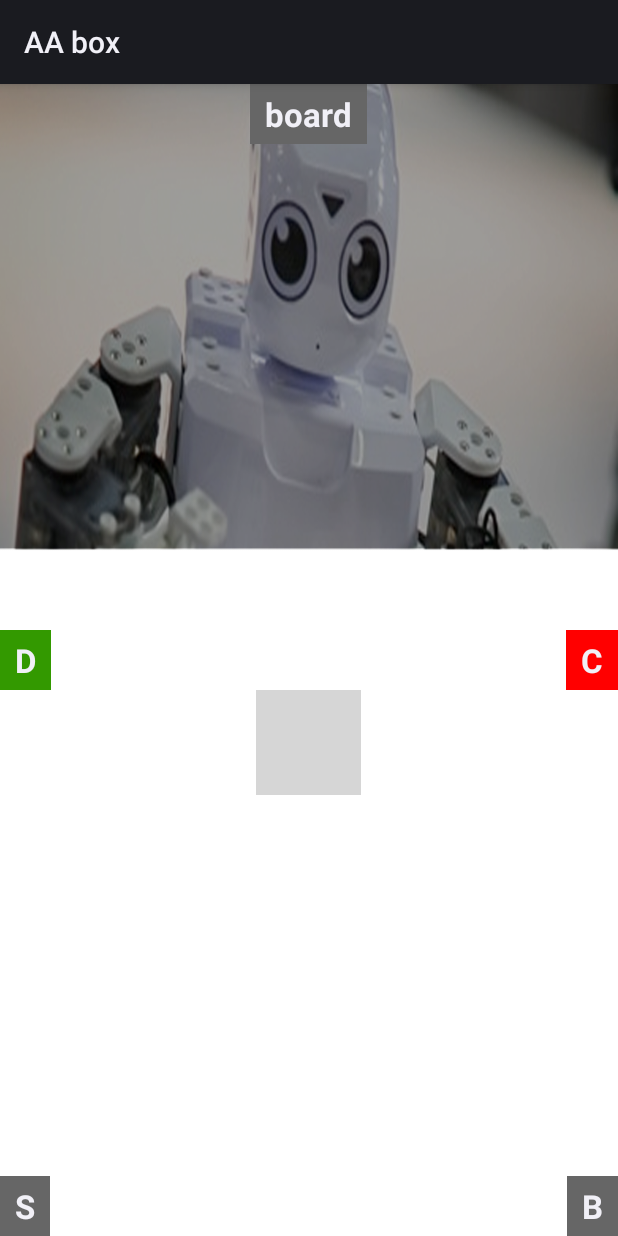
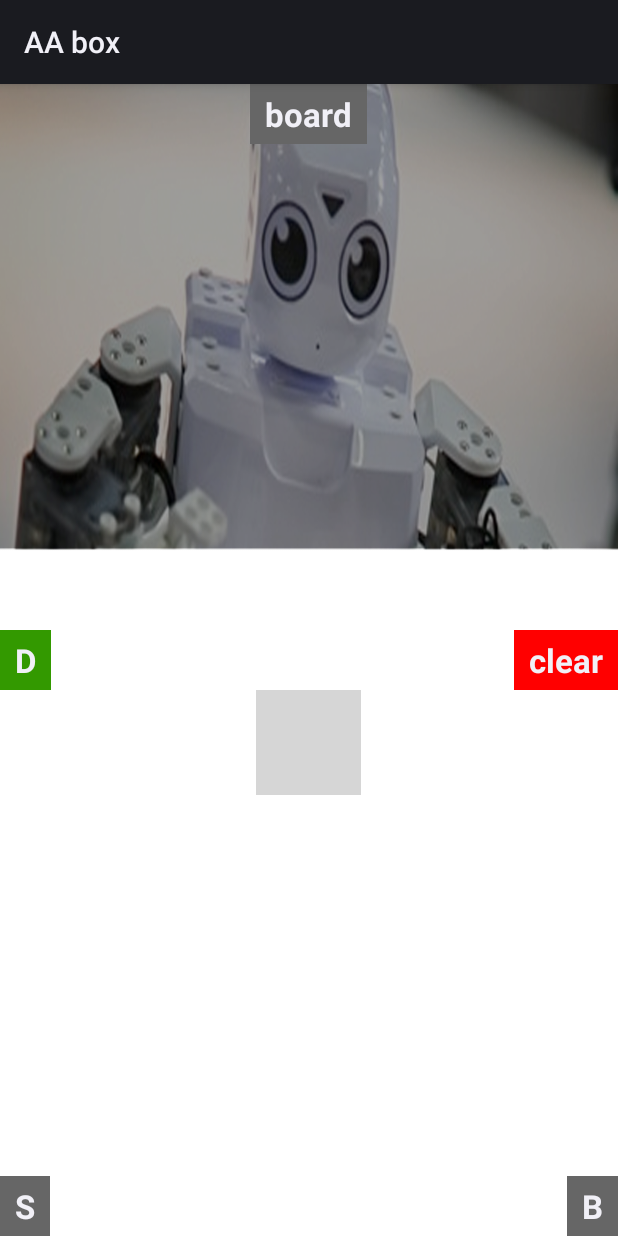
Before and after one commit to bunnywong/android-wear, an Android app: the screen it shows after launch (WearActivity), on a phone screen of 412 x 824 dp. Run offline under Robolectric (Android 15) with nearby library versions, the phone set to English and light mode, and no system bars; libraries missing offline, so code that uses them is left out: org.codehaus.plexus; 1 statement that could not run was skipped; grey boxes are pictures that could not be loaded.

Commit message:
add 4 main type voice command

```diff
--- a/wear/src/main/res/layout/main_activity.xml
+++ b/wear/src/main/res/layout/main_activity.xml
@@ -112,7 +112,7 @@
         android:layout_width="wrap_content"
         android:layout_height="wrap_content"
         android:textAppearance="?android:attr/textAppearanceLarge"
-        android:text="C"
+        android:text="clear"
         android:id="@+id/textClear"
         android:background="#FF0000"
         android:capitalize="characters"
```
Also changed, not shown: wear/src/main/java/com/example/android/wearablemessageapiexample/WearActivity.java (+29 -7 lines).
